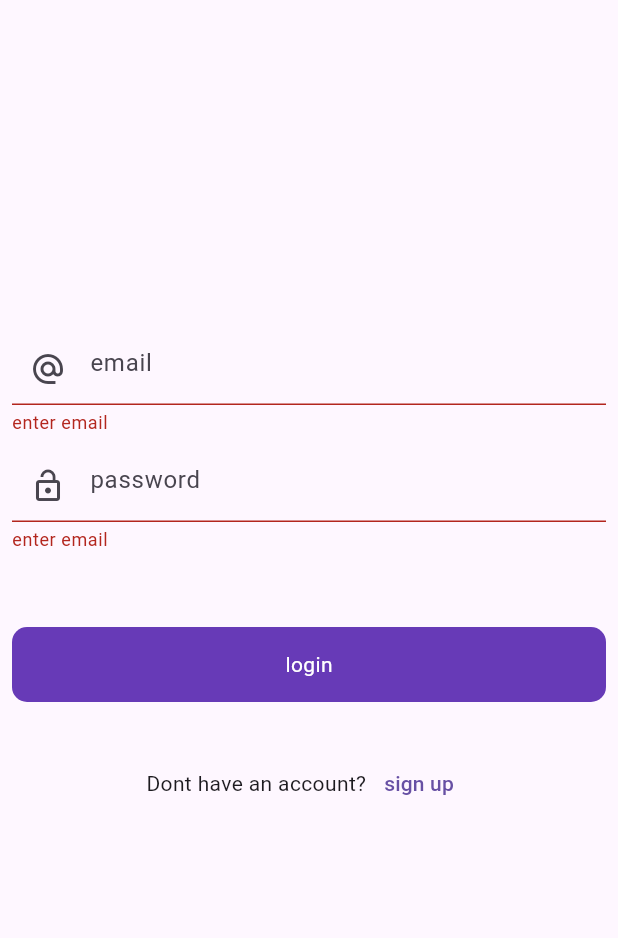
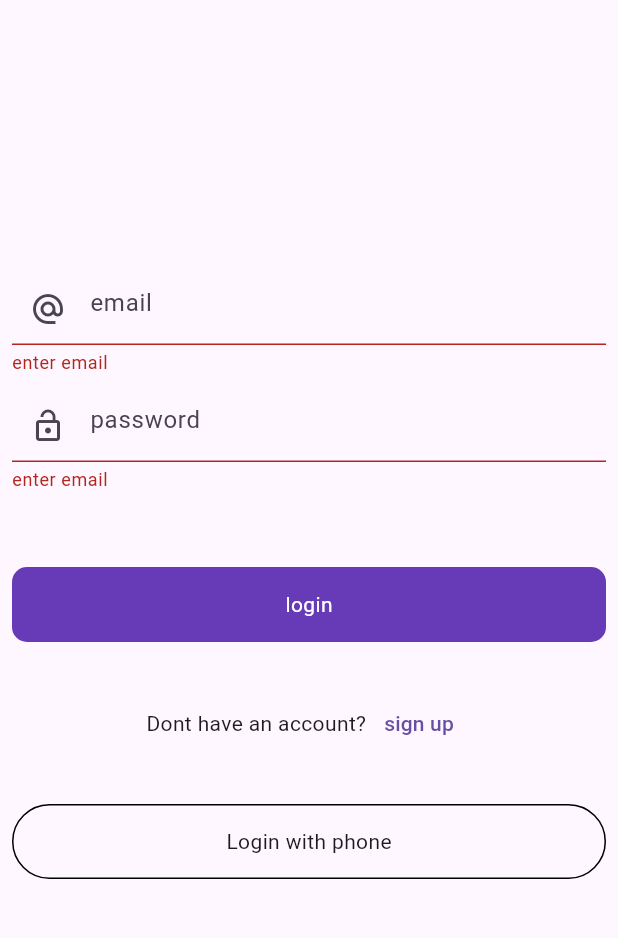
Before and after one commit to shivanitomar0416/firebase_project, a Flutter app: the screen it shows after launch, after a tap on "login", on a phone screen of 412 x 824 dp, the part 84-1022 px from its top. Run offline on Flutter 3.47's test engine with Material 3 defaults, Android fonts, the phone set to English and light mode, and no system bars; our stand-ins replace firebase_auth, firebase_core, fluttertoast; accounts and stored records are empty.

Commit message:
My_Code_08

```diff
--- a/lib/firebase_services/splash_services.dart
+++ b/lib/firebase_services/splash_services.dart
@@ -18,7 +18,7 @@ class SplashServices {
       Timer(
           const Duration(seconds: 3),
           () => Navigator.push(
-              context, MaterialPageRoute(builder: (context) => loginScreen())));
+              context, MaterialPageRoute(builder: (context) => const loginScreen())));
     }
   }
 }
--- a/lib/main.dart
+++ b/lib/main.dart
@@ -21,7 +21,7 @@ class MyApp extends StatelessWidget {
           backgroundColor: Color.fromARGB(255, 222, 147, 201), // Set the app bar color
         ),
       ),
-      home: SplashScreen(),
+      home: const SplashScreen(),
     );
   }
 }
--- a/lib/ui/auth/login_screen.dart
+++ b/lib/ui/auth/login_screen.dart
@@ -134,6 +134,22 @@ class _loginScreenState extends State<loginScreen> {
                   child: const Text('sign up'),
                 )
               ],
+            ),
+            const SizedBox(height: 30,),
+            InkWell(
+              onTap: (){
+
+              },
+              child: Container(
+                height: 50,
+                decoration: BoxDecoration(
+                  borderRadius: BorderRadius.circular(50),
+                  border: Border.all(color: Colors.black)
+                ),
+                child: Center(
+                  child: Text('Login with phone'),
+                )
+              )
             )
           ],
         ),
--- a/lib/ui/auth/signup_screen.dart
+++ b/lib/ui/auth/signup_screen.dart
@@ -3,7 +3,6 @@ import 'package:flutter/material.dart';
 import 'package:firebase_project/ui/auth/login_screen.dart';
 import 'package:firebase_auth/firebase_auth.dart';
 import 'package:firebase_project/widgets/round_button.dart';
-import 'package:firebase_core/firebase_core.dart';
 class SignUpScreen extends StatefulWidget {
   const SignUpScreen({super.key});
 
--- a/lib/ui/splash_screen.dart
+++ b/lib/ui/splash_screen.dart
@@ -1,6 +1,4 @@
 import 'package:flutter/material.dart';
-import 'package:firebase_project/ui/auth/login_screen.dart';
-import 'package:firebase_project/ui/posts/post_screen.dart';
 import '../firebase_services/splash_services.dart';
 //import 'package:firebase_core/firebase_core.dart';
 
```
Also changed, not shown: lib/ui/auth/login_with_phone_number.dart (added, +24 -0 lines), lib/ui/auth/verify_code.dart (added, +24 -0 lines).
